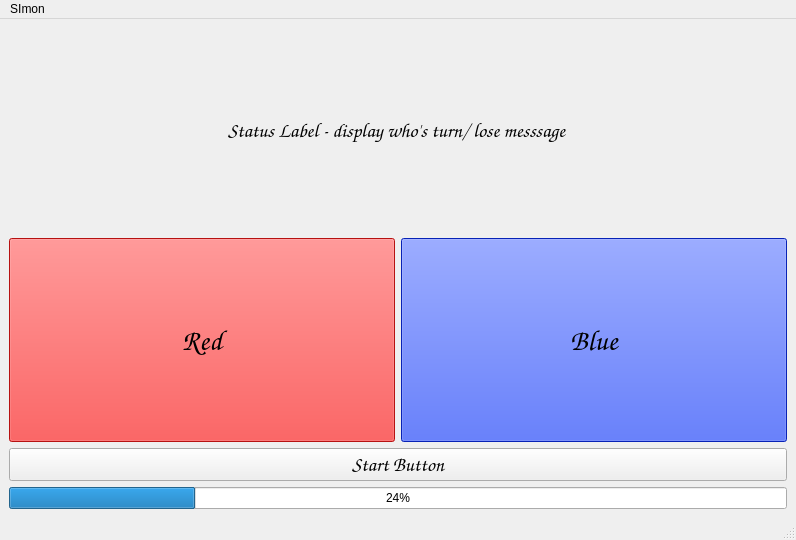
University-of-Utah-CS3505/a6-simon-f24-TheIconoclaster, file mainwindow.ui: the form before one commit.
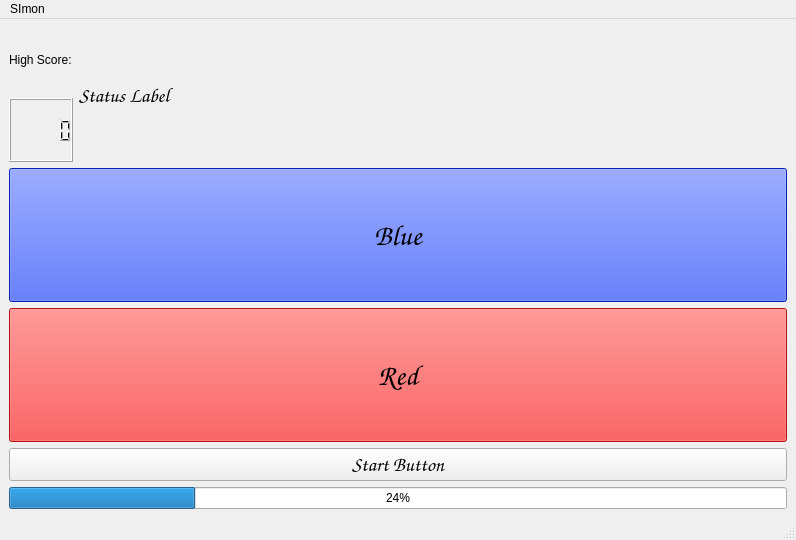
The form after the commit.

Commit message: Started on "creative element" - high score will be tracked and shown on ui

Patch:
```diff
--- a/mainwindow.ui
+++ b/mainwindow.ui
@@ -26,8 +26,24 @@
      <verstretch>0</verstretch>
     </sizepolicy>
    </property>
+   <layout class="QVBoxLayout" name="verticalLayout_2">
+    <item>
+     <layout class="QHBoxLayout" name="horizontalLayout">
+      <item>
    <layout class="QVBoxLayout" name="verticalLayout">
-    <item alignment="Qt::AlignmentFlag::AlignHCenter">
+        <item>
+         <widget class="QLabel" name="HighScoreLabel">
+          <property name="text">
+           <string>High Score:</string>
+          </property>
+         </widget>
+        </item>
+        <item>
+         <widget class="QLCDNumber" name="HighScore"/>
+        </item>
+       </layout>
+      </item>
+      <item>
      <widget class="QLabel" name="StatusLabel">
       <property name="sizePolicy">
        <sizepolicy hsizetype="MinimumExpanding" vsizetype="Minimum">
@@ -45,12 +61,34 @@
        </font>
       </property>
       <property name="text">
-       <string>Status Label - display who's turn/ lose messsage</string>
-      </property>
-     </widget>
+         <string>Status Label </string>
+        </property>
+       </widget>
+      </item>
+     </layout>
     </item>
     <item>
-     <layout class="QHBoxLayout" name="horizontalLayout">
+     <widget class="QPushButton" name="BlueButton">
+      <property name="sizePolicy">
+       <sizepolicy hsizetype="Minimum" vsizetype="Preferred">
+        <horstretch>0</horstretch>
+        <verstretch>0</verstretch>
+       </sizepolicy>
+      </property>
+      <property name="font">
+       <font>
+        <family>Comic Sans MS</family>
+        <pointsize>22</pointsize>
+       </font>
+      </property>
+      <property name="styleSheet">
+       <string notr="true">background-color: rgb(11, 48, 255);</string>
+      </property>
+      <property name="text">
+       <string>Blue</string>
+      </property>
+     </widget>
+    </item>
       <item>
        <widget class="QPushButton" name="RedButton">
         <property name="sizePolicy">
@@ -78,30 +116,6 @@
          <string>Red</string>
         </property>
        </widget>
-      </item>
-      <item>
-       <widget class="QPushButton" name="BlueButton">
-        <property name="sizePolicy">
-         <sizepolicy hsizetype="Minimum" vsizetype="Preferred">
-          <horstretch>0</horstretch>
-          <verstretch>0</verstretch>
-         </sizepolicy>
-        </property>
-        <property name="font">
-         <font>
-          <family>Comic Sans MS</family>
-          <pointsize>22</pointsize>
-         </font>
-        </property>
-        <property name="styleSheet">
-         <string notr="true">background-color: rgb(11, 48, 255);</string>
-        </property>
-        <property name="text">
-         <string>Blue</string>
-        </property>
-       </widget>
-      </item>
-     </layout>
     </item>
     <item>
      <widget class="QPushButton" name="StartButton">
```
Lines whose indentation alone changed are shown as unchanged.
